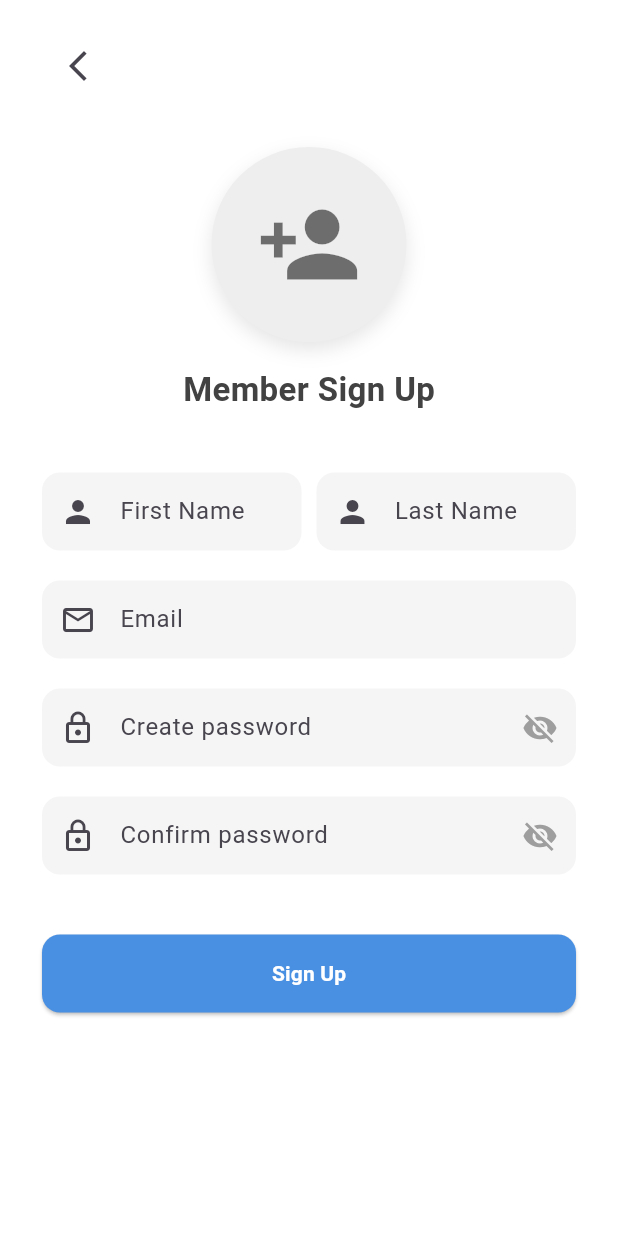
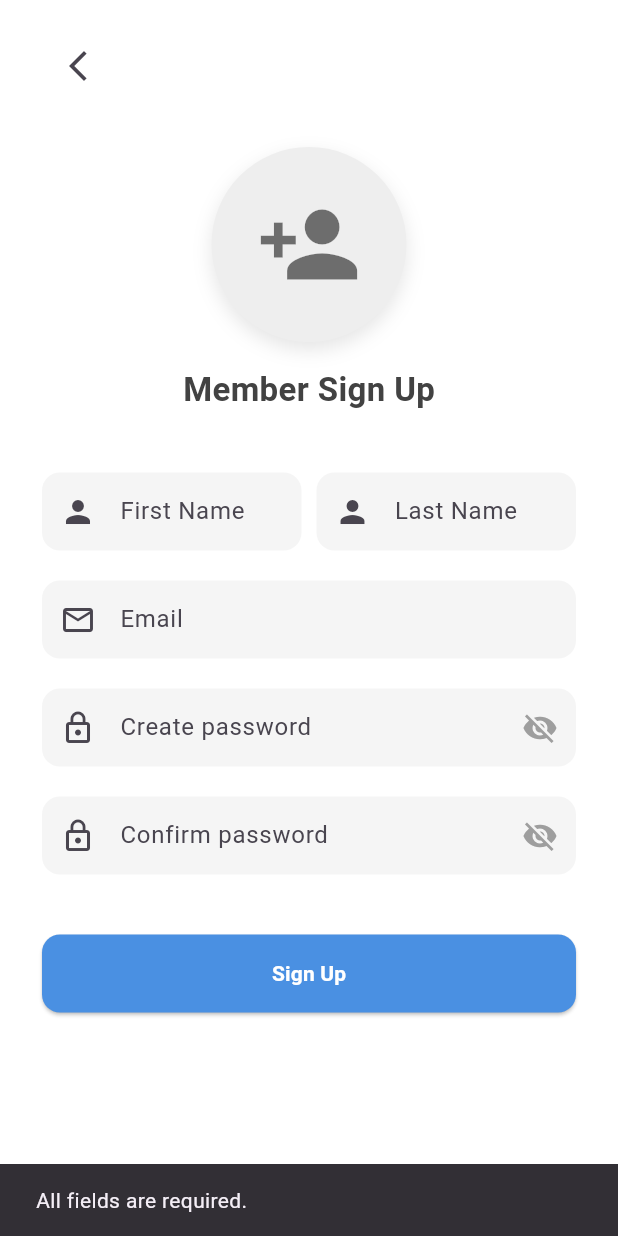
Before and after one commit to johnrey666/zeus, a Flutter app: the MemberSignUpPage screen opened directly, after a tap on "Sign Up", on a phone screen of 412 x 824 dp. Run offline on Flutter 3.47's test engine with Material 3 defaults, Android fonts, the light colour scheme and no system bars; our stand-ins replace cloud_firestore, firebase_auth, firebase_core; accounts and stored records are empty.

Commit message:
auth_member

```diff
--- a/lib/login/admin/admin_login_page.dart
+++ b/lib/login/admin/admin_login_page.dart
@@ -5,7 +5,7 @@ class AdminLoginPage extends StatelessWidget {
 
   @override
   Widget build(BuildContext context) {
-    final Color primaryColor = const Color(0xFF4A90E2); // Light blue
+    const Color primaryColor = Color(0xFF4A90E2); // Light blue
 
     return Scaffold(
       backgroundColor: Colors.white,
@@ -111,7 +111,7 @@ class AdminLoginPage extends StatelessWidget {
                   width: double.infinity,
                   child: ElevatedButton(
                     onPressed: () {
-                      // TODO: Implement login logic
+
                     },
                     style: ElevatedButton.styleFrom(
                       padding: const EdgeInsets.symmetric(vertical: 16),
--- a/lib/login/member/member_login_page.dart
+++ b/lib/login/member/member_login_page.dart
@@ -6,7 +6,7 @@ class MemberLoginPage extends StatelessWidget {
 
   @override
   Widget build(BuildContext context) {
-    final Color primaryColor = const Color(0xFF4A90E2);
+    const Color primaryColor = Color(0xFF4A90E2);
 
     return Scaffold(
       backgroundColor: Colors.white,
@@ -76,7 +76,6 @@ class MemberLoginPage extends StatelessWidget {
                   width: double.infinity,
                   child: ElevatedButton(
                     onPressed: () {
-                      // TODO: Login logic
                     },
                     style: ElevatedButton.styleFrom(
                       backgroundColor: primaryColor,
--- a/lib/login/member/member_signup_page.dart
+++ b/lib/login/member/member_signup_page.dart
@@ -1,3 +1,8 @@
+
+// ignore_for_file: use_build_context_synchronously
+
+import 'package:cloud_firestore/cloud_firestore.dart';
+import 'package:firebase_auth/firebase_auth.dart';
 import 'package:flutter/material.dart';
 
 class MemberSignUpPage extends StatefulWidget {
@@ -11,7 +16,63 @@ class _MemberSignUpPageState extends State<MemberSignUpPage> {
   bool _isPasswordHidden = true;
   bool _isConfirmPasswordHidden = true;
 
+  final TextEditingController _firstNameController = TextEditingController();
+  final TextEditingController _lastNameController = TextEditingController();
+  final TextEditingController _emailController = TextEditingController();
+  final TextEditingController _passwordController = TextEditingController();
+  final TextEditingController _confirmPasswordController = TextEditingController();
+
   final Color primaryColor = const Color(0xFF4A90E2);
+
+  bool _isLoading = false;
+
+  void _signUp() async {
+    final firstName = _firstNameController.text.trim();
+    final lastName = _lastNameController.text.trim();
+    final email = _emailController.text.trim();
+    final password = _passwordController.text;
+    final confirmPassword = _confirmPasswordController.text;
+
+    if (firstName.isEmpty || lastName.isEmpty || email.isEmpty || password.isEmpty || confirmPassword.isEmpty) {
+      _showMessage("All fields are required.");
+      return;
+    }
+
+    if (password != confirmPassword) {
+      _showMessage("Passwords do not match.");
+      return;
+    }
+
+    setState(() => _isLoading = true);
+
+    try {
+      // Create user with email and password
+      UserCredential userCredential = await FirebaseAuth.instance
+          .createUserWithEmailAndPassword(email: email, password: password);
+
+      // Save user info to Firestore
+      await FirebaseFirestore.instance.collection('users').doc(userCredential.user!.uid).set({
+        'firstName': firstName,
+        'lastName': lastName,
+        'email': email,
+        'userType': 'Member',
+        'createdAt': FieldValue.serverTimestamp(),
+      });
+
+      _showMessage("Account created successfully!");
+
+      // Optionally, navigate somewhere
+      Navigator.pop(context);
+    } on FirebaseAuthException catch (e) {
+      _showMessage(e.message ?? "An error occurred.");
+    } finally {
+      setState(() => _isLoading = false);
+    }
+  }
+
+  void _showMessage(String message) {
+    ScaffoldMessenger.of(context).showSnackBar(SnackBar(content: Text(message)));
+  }
 
   @override
   Widget build(BuildContext context) {
@@ -65,12 +126,14 @@ class _MemberSignUpPageState extends State<MemberSignUpPage> {
                 children: [
                   Expanded(
                     child: TextField(
+                      controller: _firstNameController,
                       decoration: _inputDecoration(Icons.person, "First Name"),
                     ),
                   ),
                   const SizedBox(width: 10),
                   Expanded(
                     child: TextField(
+                      controller: _lastNameController,
                       decoration: _inputDecoration(Icons.person, "Last Name"),
                     ),
                   ),
@@ -78,10 +141,13 @@ class _MemberSignUpPageState extends State<MemberSignUpPage> {
               ),
               const SizedBox(height: 20),
               TextField(
+                controller: _emailController,
+                keyboardType: TextInputType.emailAddress,
                 decoration: _inputDecoration(Icons.email_outlined, "Email"),
               ),
               const SizedBox(height: 20),
               TextField(
+                controller: _passwordController,
                 obscureText: _isPasswordHidden,
                 decoration: _passwordDecoration(
                   Icons.lock_outline,
@@ -96,6 +162,7 @@ class _MemberSignUpPageState extends State<MemberSignUpPage> {
               ),
               const SizedBox(height: 20),
               TextField(
+                controller: _confirmPasswordController,
                 obscureText: _isConfirmPasswordHidden,
                 decoration: _passwordDecoration(
                   Icons.lock_outline,
@@ -113,20 +180,20 @@ class _MemberSignUpPageState extends State<MemberSignUpPage> {
                 child: SizedBox(
                   width: double.infinity,
                   child: ElevatedButton(
-                    onPressed: () {
-                      // TODO: Sign up logic
-                    },
+                    onPressed: _isLoading ? null : _signUp,
                     style: ElevatedButton.styleFrom(
                       backgroundColor: primaryColor,
                       padding: const EdgeInsets.symmetric(vertical: 16),
                       shape: RoundedRectangleBorder(
                           borderRadius: BorderRadius.circular(12)),
                     ),
-                    child: const Text(
-                      "Sign Up",
-                      style: TextStyle(
-                          color: Colors.white, fontWeight: FontWeight.w600),
-                    ),
+                    child: _isLoading
+                        ? const CircularProgressIndicator(color: Colors.white)
+                        : const Text(
+                            "Sign Up",
+                            style: TextStyle(
+                                color: Colors.white, fontWeight: FontWeight.w600),
+                          ),
                   ),
                 ),
               ),
```
Also changed, not shown: lib/main.dart (+10 -7 lines), pubspec.yaml (+6 -69 lines), pubspec.lock, 4 other files.
